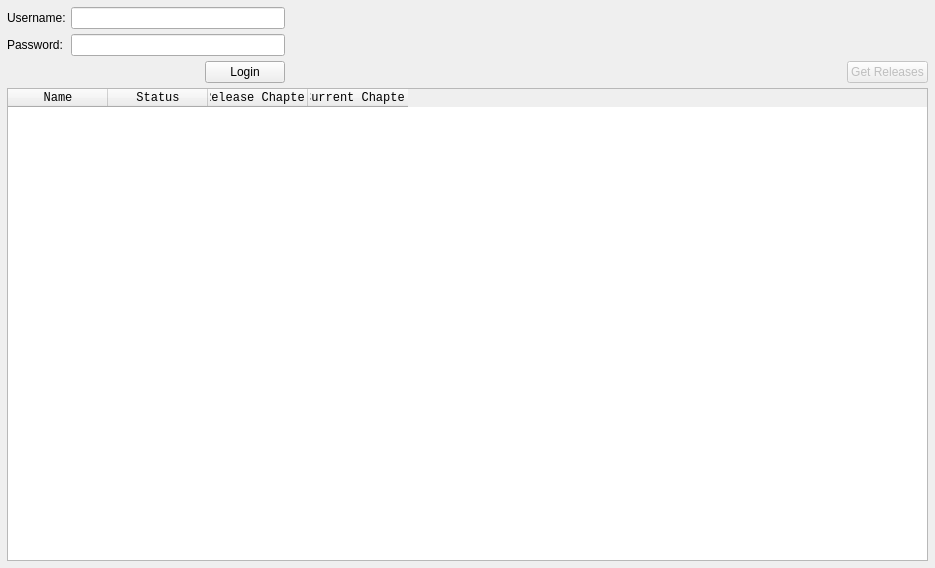
Above: Tracker-lib/src/UI/MangaDexPage/MangaDexPage.ui from NikolaRoev/Tracker before the change. Below: the same form after it.
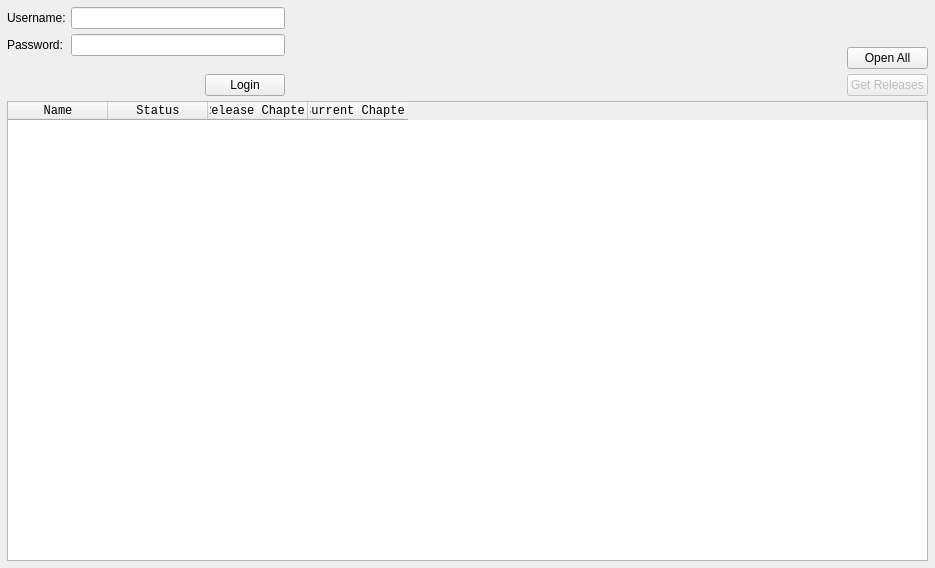
That is the form after the change.

Commit message: MangaDexPage setup.

What changed in the file:
```diff
--- a/Tracker-lib/src/UI/MangaDexPage/MangaDexPage.ui
+++ b/Tracker-lib/src/UI/MangaDexPage/MangaDexPage.ui
@@ -216,6 +216,13 @@
          </property>
         </spacer>
        </item>
+       <item>
+        <widget class="QPushButton" name="openButton">
+         <property name="text">
+          <string>Open All</string>
+         </property>
+        </widget>
+       </item>
        <item>
         <widget class="QPushButton" name="getButton">
          <property name="enabled">
```
Left out of the diff: 35 changed lines with no effect on the pictures. The commit also changes 2 other files.
